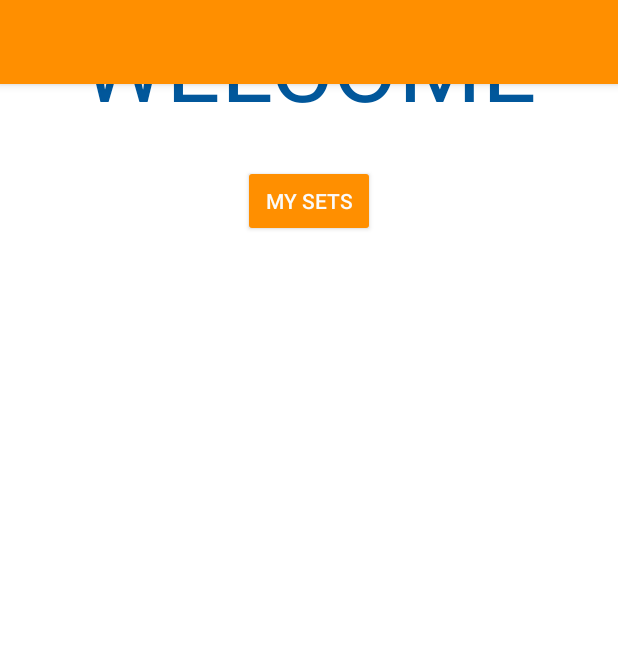
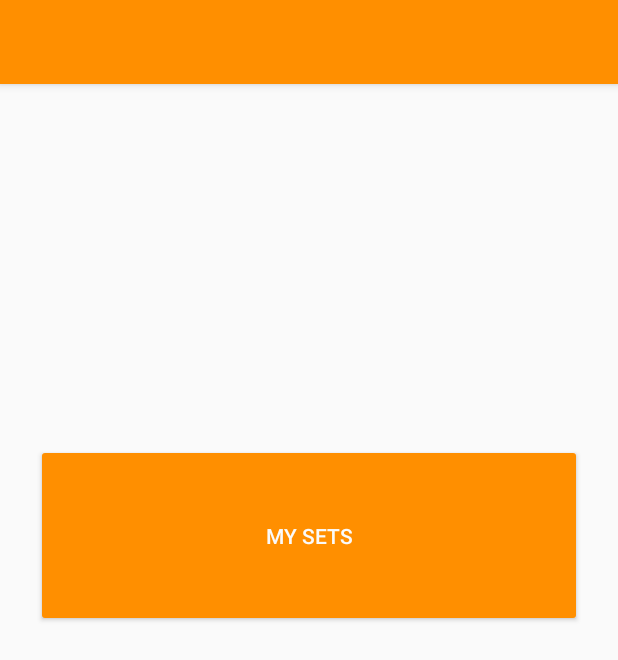
Before and after one commit to Sheemon7/Memorice, an Android app: the layout activity_main.xml on its own in the app's theme, with its tools: preview values and no code run, on a phone screen of 412 x 824 dp. Shown: the top 660 px of the screen. Run offline under Robolectric (Android 15) with nearby library versions, the phone set to English and light mode, and no system bars.

Commit message:
main activity redesigned

```diff
--- a/AndroidApplication/Memorice/src/main/java/cz/cvut/fel/memorice/view/activities/InputActivity.java
+++ b/AndroidApplication/Memorice/src/main/java/cz/cvut/fel/memorice/view/activities/InputActivity.java
@@ -51,6 +51,11 @@ public abstract class InputActivity extends AppCompatActivity {
 
     protected void showValueDuplicateDialog(AlertDialog.Builder alertDialogBuilder) {
         alertDialogBuilder.setTitle(getString(R.string.duplicate_quote));
+        showDialog(alertDialogBuilder);
+    }
+
+    protected void showDefinitionDuplicateDialog(AlertDialog.Builder alertDialogBuilder) {
+        alertDialogBuilder.setTitle(getString(R.string.duplicate_def_quote));
         showDialog(alertDialogBuilder);
     }
 
--- a/AndroidApplication/Memorice/src/main/java/cz/cvut/fel/memorice/view/fragments/SequenceInputListAdapter.java
+++ b/AndroidApplication/Memorice/src/main/java/cz/cvut/fel/memorice/view/fragments/SequenceInputListAdapter.java
@@ -50,7 +50,6 @@ public class SequenceInputListAdapter extends EntryInputListAdapter<SequenceInpu
             public void onTextChanged(CharSequence s, int start, int before, int count) {
                 if (holder.getAdapterPosition() != RecyclerView.NO_POSITION) {
                     items.get(holder.getAdapterPosition()).setValue(s.toString());
-                    items.get(holder.getAdapterPosition()).setOrder(position);
                 }
             }
 
@@ -73,15 +72,14 @@ public class SequenceInputListAdapter extends EntryInputListAdapter<SequenceInpu
     @Override
     public ArrayList<SequenceEntry> getInput() {
         ArrayList<SequenceEntry> ret = new ArrayList<>(items.size());
-        for (ItemList item : items) {
-            ret.add(new SequenceEntry(item.getValue(), item.getOrder()));
+        for (int i = 0; i < items.size(); i++) {
+            ret.add(new SequenceEntry(items.get(i).getValue(), i + 1));
         }
         return ret;
     }
 
     @Override
     public void emphasizeErrors() {
-
     }
 
     public static class ViewHolder extends RecyclerView.ViewHolder {
--- a/AndroidApplication/Memorice/src/main/java/cz/cvut/fel/memorice/view/fragments/SetInputListAdapter.java
+++ b/AndroidApplication/Memorice/src/main/java/cz/cvut/fel/memorice/view/fragments/SetInputListAdapter.java
@@ -39,7 +39,7 @@ public class SetInputListAdapter extends EntryInputListAdapter<SetInputListAdapt
     @Override
     public void onBindViewHolder(final ViewHolder holder, final int position) {
         if (!items.get(position).isCorrect()) {
-            holder.txtValue.setError("");
+            holder.txtValue.setError("duplicate value");
         } else {
             holder.txtValue.setError(null);
         }
--- a/AndroidApplication/Memorice/src/main/res/layout/activity_main.xml
+++ b/AndroidApplication/Memorice/src/main/res/layout/activity_main.xml
@@ -5,26 +5,70 @@
     xmlns:tools="http://schemas.android.com/tools"
     android:layout_width="match_parent"
     android:layout_height="match_parent"
-    android:background="@color/colorAccent"
     android:fitsSystemWindows="true"
-    tools:context=".view.activities.MainActivity">
+    tools:context=".activities.MainActivity">
 
-    <android.support.design.widget.AppBarLayout
-        android:layout_height="wrap_content"
+    <LinearLayout
         android:layout_width="match_parent"
-        android:theme="@style/AppTheme.AppBarOverlay">
+        android:layout_height="match_parent"
+        android:orientation="vertical"
+        android:weightSum="1">
 
-        <android.support.v7.widget.Toolbar
-            android:id="@+id/main_toolbar"
+        <android.support.design.widget.AppBarLayout
             android:layout_width="match_parent"
-            android:layout_height="?attr/actionBarSize"
-            android:background="?attr/colorPrimary"
-            app:popupTheme="@style/AppTheme.PopupOverlay" />
+            android:layout_height="wrap_content"
+            android:theme="@style/AppTheme.AppBarOverlay">
 
+            <android.support.v7.widget.Toolbar
+                android:id="@+id/main_toolbar"
+                android:layout_width="match_parent"
+                android:layout_height="?attr/actionBarSize"
+                android:background="?attr/colorPrimary"
+                app:popupTheme="@style/AppTheme.PopupOverlay" />
+        </android.support.design.widget.AppBarLayout>
 
+        <!--<TextView-->
+            <!--android:id="@+id/welcome"-->
+            <!--android:layout_width="match_parent"-->
+            <!--android:layout_height="wrap_content"-->
+            <!--android:layout_alignParentEnd="true"-->
+            <!--android:layout_alignParentLeft="true"-->
+            <!--android:layout_alignParentRight="true"-->
+            <!--android:layout_alignParentStart="true"-->
+            <!--android:layout_gravity="center_horizontal"-->
+            <!--android:text="@string/welcome_entry"-->
+            <!--android:textAlignment="center"-->
+            <!--android:textColor="@color/colorInvertDarker"-->
+            <!--android:textSize="64dp"-->
+            <!--android:layout_weight="0.54" />-->
 
-    </android.support.design.widget.AppBarLayout>
+        <ImageView
+            android:id="@+id/welcome"
+            android:layout_width="match_parent"
+            android:layout_height="216dp"
+            android:layout_centerHorizontal="true"
+            android:layout_gravity="center_horizontal"/>
 
-    <include layout="@layout/content_main"/>
+        <Button
+            android:id="@+id/btn_my_sets"
+            android:layout_width="match_parent"
+            android:layout_height="wrap_content"
+            android:layout_below="@+id/welcome"
+            android:layout_gravity="center_horizontal"
+            android:layout_margin="24dp"
+            android:text="My sets"
+            android:textColor="@color/white"
+            android:layout_weight="0.31" />
+
+        <ImageView
+            android:id="@+id/rice_pic"
+            android:layout_width="match_parent"
+            android:layout_height="216dp"
+            android:layout_below="@+id/btn_my_sets"
+            android:layout_centerHorizontal="true"
+            android:layout_gravity="center_horizontal"
+            android:paddingLeft="64dp" />
+
+    </LinearLayout>
 
 </android.support.design.widget.CoordinatorLayout>
--- a/AndroidApplication/Memorice/src/main/res/layout/content_main.xml
+++ /dev/null
@@ -1,48 +0,0 @@
-<?xml version="1.0" encoding="utf-8"?>
-<LinearLayout
-    xmlns:android="http://schemas.android.com/apk/res/android"
-    android:layout_width="match_parent"
-    android:layout_height="wrap_content"
-    android:orientation="vertical"
-    android:layout_gravity="center_horizontal">
-
-    <TextView
-        android:layout_width="wrap_content"
-        android:layout_height="wrap_content"
-        android:textAppearance="?android:attr/textAppearanceLarge"
-        android:textColor="@color/colorInvertDarker"
-        android:text="@string/welcome_entry"
-        android:textSize="64dp"
-        android:id="@+id/textView"
-        android:layout_gravity="center_horizontal" />
-
-    <Button
-        android:layout_width="wrap_content"
-        android:layout_height="wrap_content"
-        android:id="@+id/btn_my_sets"
-        android:layout_margin="24dp"
-        android:layout_gravity="center_horizontal"
-        android:textColor="@color/white"
-        android:text="My sets"/>
-
-<!--<android.support.v7.widget.AppCompatButton-->
-        <!--android:id="@+id/btn_my_sets"-->
-        <!--android:layout_width="296dp"-->
-        <!--android:layout_gravity="center_horizontal"-->
-        <!--android:layout_height="wrap_content"-->
-        <!--android:layout_marginBottom="24dp"-->
-        <!--android:layout_marginTop="24dp"-->
-        <!--android:padding="36dp"-->
-        <!--android:textColor="@color/white"-->
-        <!--android:text="My sets" />-->
-
-    <ImageView
-        android:id="@+id/rice_pic"
-        android:layout_width="345dp"
-        android:layout_height="216dp"
-        android:layout_marginBottom="48dp"
-        android:paddingLeft="64dp"
-        android:layout_weight="0.03"
-        android:layout_gravity="center_horizontal"/>
-
-</LinearLayout>
--- a/AndroidApplication/Memorice/src/main/res/layout/entry_dictionary_line.xml
+++ b/AndroidApplication/Memorice/src/main/res/layout/entry_dictionary_line.xml
@@ -12,7 +12,7 @@
 
         <EditText
             android:id="@+id/entry_definition"
-            android:layout_width="109dp"
+            android:layout_width="153dp"
             android:layout_height="match_parent"
             android:layout_above="@+id/typeLine"
             android:layout_alignParentLeft="true"
@@ -20,6 +20,7 @@
             android:layout_toLeftOf="@+id/entry_value"
             android:layout_toStartOf="@+id/entry_value"
             android:gravity="center_vertical"
+            android:textCursorDrawable="@null"
             android:textColor="@color/pink"
             android:textSize="16sp" />
 
@@ -29,6 +30,7 @@
             android:layout_width="match_parent"
             android:layout_height="match_parent"
             android:layout_toLeftOf="@+id/icon_minus"
+            android:textCursorDrawable="@null"
             android:textColor="@color/black"
             android:textSize="16sp" />
 
--- a/AndroidApplication/Memorice/src/main/res/layout/entry_sequence_line.xml
+++ b/AndroidApplication/Memorice/src/main/res/layout/entry_sequence_line.xml
@@ -24,6 +24,7 @@
         android:layout_toRightOf="@id/entry_num"
         android:layout_toLeftOf="@id/icon_minus"
         android:textSize="16sp"
+        android:textCursorDrawable="@null"
         android:textColor="@color/black"/>
 
     <ImageView
--- a/AndroidApplication/Memorice/src/main/res/layout/entry_set_line.xml
+++ b/AndroidApplication/Memorice/src/main/res/layout/entry_set_line.xml
@@ -15,6 +15,8 @@
         android:layout_above="@+id/typeLine"
         android:layout_alignParentTop="true"
         android:layout_toLeftOf="@+id/icon_minus"
+        android:textCursorDrawable="@null"
+        android:textColor="@color/black"
         />
 
     <ImageView
--- a/AndroidApplication/Memorice/src/main/res/values/strings.xml
+++ b/AndroidApplication/Memorice/src/main/res/values/strings.xml
@@ -49,5 +49,7 @@
     <string name="used_name_quote">Name already used!</string>
     <string name="empty_name_quote">Name cannot be empty!</string>
     <string name="duplicate_quote">Your set contains duplicates!</string>
+    <string name="duplicate_def_quote">Your set contains duplicate definitions
+        !</string>
 
 </resources>
```
Also changed, not shown: AndroidApplication/Memorice/src/main/java/cz/cvut/fel/memorice/view/activities/DictionaryInputActivity.java (+17 -3 lines), AndroidApplication/Memorice/src/main/java/cz/cvut/fel/memorice/view/activities/MainActivity.java (+6 -2 lines), AndroidApplication/Memorice/src/main/java/cz/cvut/fel/memorice/view/fragments/DictionaryInputListAdapter.java (+28 -4 lines), AndroidApplication/Memorice/src/main/java/cz/cvut/fel/memorice/view/fragments/EntryInputListAdapter.java (+0 -9 lines), AndroidApplication/Memorice/src/main/res/values/colors.xml (+0 -12 lines), AndroidApplication/Memorice/src/main/res/drawable/bowl.png (deleted), AndroidApplication/Memorice/src/main/res/drawable/bowl_compressed.jpg (deleted), AndroidApplication/Memorice/src/main/res/drawable/coollogo_com-285492341.png (added).
